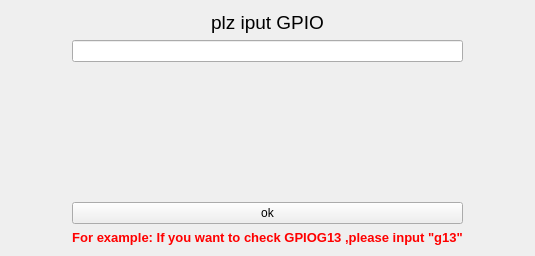
Qt form qt/t507/gpio.ui (jizizihe/baijie_demo) before a commit.
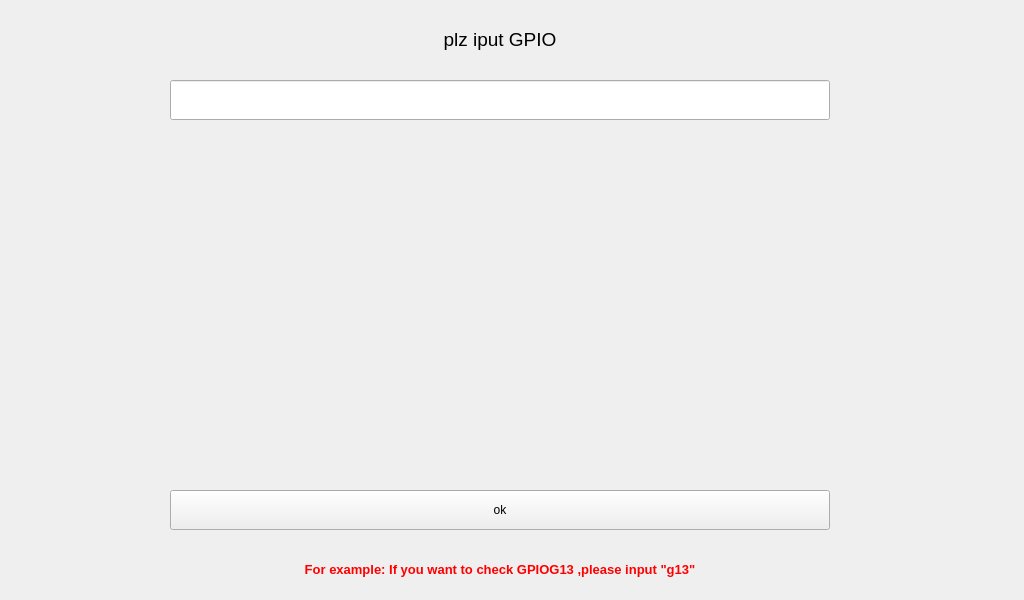
The same form after that commit.

Patch:
```diff
--- a/qt/t507/gpio.ui
+++ b/qt/t507/gpio.ui
@@ -6,95 +6,486 @@
    <rect>
     <x>0</x>
     <y>0</y>
-    <width>535</width>
-    <height>256</height>
+    <width>1024</width>
+    <height>600</height>
    </rect>
   </property>
   <property name="windowTitle">
    <string>Form</string>
   </property>
-  <layout class="QGridLayout" name="gridLayout">
-   <item row="1" column="1">
-    <widget class="QLineEdit" name="lineedit1_1">
-     <property name="text">
-      <string/>
-     </property>
-    </widget>
-   </item>
-   <item row="0" column="1">
-    <widget class="QLabel" name="label">
-     <property name="text">
-      <string>&lt;html&gt;&lt;head/&gt;&lt;body&gt;&lt;p align=&quot;center&quot;&gt;&lt;span style=&quot; font-size:14pt;&quot;&gt;plz iput GPIO&lt;/span&gt;&lt;/p&gt;&lt;/body&gt;&lt;/html&gt;</string>
-     </property>
-    </widget>
-   </item>
-   <item row="1" column="2">
-    <spacer name="horizontalSpacer_2">
-     <property name="orientation">
-      <enum>Qt::Horizontal</enum>
-     </property>
-     <property name="sizeHint" stdset="0">
-      <size>
-       <width>40</width>
-       <height>20</height>
-      </size>
-     </property>
-    </spacer>
-   </item>
-   <item row="5" column="1">
-    <widget class="QLabel" name="label_2">
-     <property name="text">
-      <string>&lt;html&gt;&lt;head/&gt;&lt;body&gt;&lt;p align=&quot;center&quot;&gt;&lt;span style=&quot; font-size:10pt; font-weight:600; color:#ff0000;&quot;&gt;For example: If you want to check GPIOG13 ,please input &amp;quot;g13&amp;quot;&lt;/span&gt;&lt;/p&gt;&lt;/body&gt;&lt;/html&gt;</string>
-     </property>
-    </widget>
-   </item>
-   <item row="4" column="1">
-    <widget class="QPushButton" name="pushButton">
-     <property name="text">
-      <string>ok</string>
-     </property>
-    </widget>
-   </item>
-   <item row="2" column="1">
-    <spacer name="verticalSpacer_2">
-     <property name="orientation">
-      <enum>Qt::Vertical</enum>
-     </property>
-     <property name="sizeHint" stdset="0">
-      <size>
-       <width>20</width>
-       <height>40</height>
-      </size>
-     </property>
-    </spacer>
-   </item>
-   <item row="3" column="1">
-    <spacer name="verticalSpacer_3">
-     <property name="orientation">
-      <enum>Qt::Vertical</enum>
-     </property>
-     <property name="sizeHint" stdset="0">
-      <size>
-       <width>20</width>
-       <height>40</height>
-      </size>
-     </property>
-    </spacer>
-   </item>
-   <item row="1" column="0">
-    <spacer name="horizontalSpacer">
-     <property name="orientation">
-      <enum>Qt::Horizontal</enum>
-     </property>
-     <property name="sizeHint" stdset="0">
-      <size>
-       <width>40</width>
-       <height>20</height>
-      </size>
-     </property>
-    </spacer>
-   </item>
-  </layout>
+  <widget class="QLineEdit" name="lineedit1_1">
+   <property name="geometry">
+    <rect>
+     <x>170</x>
+     <y>80</y>
+     <width>660</width>
+     <height>40</height>
+    </rect>
+   </property>
+   <property name="text">
+    <string/>
+   </property>
+  </widget>
+  <widget class="QLabel" name="label">
+   <property name="geometry">
+    <rect>
+     <x>170</x>
+     <y>20</y>
+     <width>660</width>
+     <height>40</height>
+    </rect>
+   </property>
+   <property name="text">
+    <string>&lt;html&gt;&lt;head/&gt;&lt;body&gt;&lt;p align=&quot;center&quot;&gt;&lt;span style=&quot; font-size:14pt;&quot;&gt;plz iput GPIO&lt;/span&gt;&lt;/p&gt;&lt;/body&gt;&lt;/html&gt;</string>
+   </property>
+   <property name="alignment">
+    <set>Qt::AlignCenter</set>
+   </property>
+  </widget>
+  <widget class="QLabel" name="label_2">
+   <property name="geometry">
+    <rect>
+     <x>170</x>
+     <y>550</y>
+     <width>660</width>
+     <height>40</height>
+    </rect>
+   </property>
+   <property name="palette">
+    <palette>
+     <active>
+      <colorrole role="WindowText">
+       <brush brushstyle="SolidPattern">
+        <color alpha="255">
+         <red>0</red>
+         <green>0</green>
+         <blue>0</blue>
+        </color>
+       </brush>
+      </colorrole>
+      <colorrole role="Button">
+       <brush brushstyle="SolidPattern">
+        <color alpha="255">
+         <red>239</red>
+         <green>41</green>
+         <blue>41</blue>
+        </color>
+       </brush>
+      </colorrole>
+      <colorrole role="Light">
+       <brush brushstyle="SolidPattern">
+        <color alpha="255">
+         <red>255</red>
+         <green>147</green>
+         <blue>147</blue>
+        </color>
+       </brush>
+      </colorrole>
+      <colorrole role="Midlight">
+       <brush brushstyle="SolidPattern">
+        <color alpha="255">
+         <red>247</red>
+         <green>94</green>
+         <blue>94</blue>
+        </color>
+       </brush>
+      </colorrole>
+      <colorrole role="Dark">
+       <brush brushstyle="SolidPattern">
+        <color alpha="255">
+         <red>119</red>
+         <green>20</green>
+         <blue>20</blue>
+        </color>
+       </brush>
+      </colorrole>
+      <colorrole role="Mid">
+       <brush brushstyle="SolidPattern">
+        <color alpha="255">
+         <red>159</red>
+         <green>27</green>
+         <blue>27</blue>
+        </color>
+       </brush>
+      </colorrole>
+      <colorrole role="Text">
+       <brush brushstyle="SolidPattern">
+        <color alpha="255">
+         <red>0</red>
+         <green>0</green>
+         <blue>0</blue>
+        </color>
+       </brush>
+      </colorrole>
+      <colorrole role="BrightText">
+       <brush brushstyle="SolidPattern">
+        <color alpha="255">
+         <red>255</red>
+         <green>255</green>
+         <blue>255</blue>
+        </color>
+       </brush>
+      </colorrole>
+      <colorrole role="ButtonText">
+       <brush brushstyle="SolidPattern">
+        <color alpha="255">
+         <red>0</red>
+         <green>0</green>
+         <blue>0</blue>
+        </color>
+       </brush>
+      </colorrole>
+      <colorrole role="Base">
+       <brush brushstyle="SolidPattern">
+        <color alpha="255">
+         <red>255</red>
+         <green>255</green>
+         <blue>255</blue>
+        </color>
+       </brush>
+      </colorrole>
+      <colorrole role="Window">
+       <brush brushstyle="SolidPattern">
+        <color alpha="255">
+         <red>239</red>
+         <green>41</green>
+         <blue>41</blue>
+        </color>
+       </brush>
+      </colorrole>
+      <colorrole role="Shadow">
+       <brush brushstyle="SolidPattern">
+        <color alpha="255">
+         <red>0</red>
+         <green>0</green>
+         <blue>0</blue>
+        </color>
+       </brush>
+      </colorrole>
+      <colorrole role="AlternateBase">
+       <brush brushstyle="SolidPattern">
+        <color alpha="255">
+         <red>247</red>
+         <green>148</green>
+         <blue>148</blue>
+        </color>
+       </brush>
+      </colorrole>
+      <colorrole role="ToolTipBase">
+       <brush brushstyle="SolidPattern">
+        <color alpha="255">
+         <red>255</red>
+         <green>255</green>
+         <blue>220</blue>
+        </color>
+       </brush>
+      </colorrole>
+      <colorrole role="ToolTipText">
+       <brush brushstyle="SolidPattern">
+        <color alpha="255">
+         <red>0</red>
+         <green>0</green>
+         <blue>0</blue>
+        </color>
+       </brush>
+      </colorrole>
+     </active>
+     <inactive>
+      <colorrole role="WindowText">
+       <brush brushstyle="SolidPattern">
+        <color alpha="255">
+         <red>0</red>
+         <green>0</green>
+         <blue>0</blue>
+        </color>
+       </brush>
+      </colorrole>
+      <colorrole role="Button">
+       <brush brushstyle="SolidPattern">
+        <color alpha="255">
+         <red>239</red>
+         <green>41</green>
+         <blue>41</blue>
+        </color>
+       </brush>
+      </colorrole>
+      <colorrole role="Light">
+       <brush brushstyle="SolidPattern">
+        <color alpha="255">
+         <red>255</red>
+         <green>147</green>
+         <blue>147</blue>
+        </color>
+       </brush>
+      </colorrole>
+      <colorrole role="Midlight">
+       <brush brushstyle="SolidPattern">
+        <color alpha="255">
+         <red>247</red>
+         <green>94</green>
+         <blue>94</blue>
+        </color>
+       </brush>
+      </colorrole>
+      <colorrole role="Dark">
+       <brush brushstyle="SolidPattern">
+        <color alpha="255">
+         <red>119</red>
+         <green>20</green>
+         <blue>20</blue>
+        </color>
+       </brush>
+      </colorrole>
+      <colorrole role="Mid">
+       <brush brushstyle="SolidPattern">
+        <color alpha="255">
+         <red>159</red>
+         <green>27</green>
+         <blue>27</blue>
+        </color>
+       </brush>
+      </colorrole>
+      <colorrole role="Text">
+       <brush brushstyle="SolidPattern">
+        <color alpha="255">
+         <red>0</red>
+         <green>0</green>
+         <blue>0</blue>
+        </color>
+       </brush>
+      </colorrole>
+      <colorrole role="BrightText">
+       <brush brushstyle="SolidPattern">
+        <color alpha="255">
+         <red>255</red>
+         <green>255</green>
+         <blue>255</blue>
+        </color>
+       </brush>
+      </colorrole>
+      <colorrole role="ButtonText">
+       <brush brushstyle="SolidPattern">
+        <color alpha="255">
+         <red>0</red>
+         <green>0</green>
+         <blue>0</blue>
+        </color>
+       </brush>
+      </colorrole>
+      <colorrole role="Base">
+       <brush brushstyle="SolidPattern">
+        <color alpha="255">
+         <red>255</red>
+         <green>255</green>
+         <blue>255</blue>
+        </color>
+       </brush>
+      </colorrole>
+      <colorrole role="Window">
+       <brush brushstyle="SolidPattern">
+        <color alpha="255">
+         <red>239</red>
+         <green>41</green>
+         <blue>41</blue>
+        </color>
+       </brush>
+      </colorrole>
+      <colorrole role="Shadow">
+       <brush brushstyle="SolidPattern">
+        <color alpha="255">
+         <red>0</red>
+         <green>0</green>
+         <blue>0</blue>
+        </color>
+       </brush>
+      </colorrole>
+      <colorrole role="AlternateBase">
+       <brush brushstyle="SolidPattern">
+        <color alpha="255">
+         <red>247</red>
+         <green>148</green>
+         <blue>148</blue>
+        </color>
+       </brush>
+      </colorrole>
+      <colorrole role="ToolTipBase">
+       <brush brushstyle="SolidPattern">
+        <color alpha="255">
+         <red>255</red>
+         <green>255</green>
+         <blue>220</blue>
+        </color>
+       </brush>
+      </colorrole>
+      <colorrole role="ToolTipText">
+       <brush brushstyle="SolidPattern">
+        <color alpha="255">
+         <red>0</red>
+         <green>0</green>
+         <blue>0</blue>
+        </color>
+       </brush>
+      </colorrole>
+     </inactive>
+     <disabled>
+      <colorrole role="WindowText">
+       <brush brushstyle="SolidPattern">
+        <color alpha="255">
+         <red>119</red>
+         <green>20</green>
+         <blue>20</blue>
+        </color>
+       </brush>
+      </colorrole>
+      <colorrole role="Button">
+       <brush brushstyle="SolidPattern">
+        <color alpha="255">
+         <red>239</red>
+         <green>41</green>
+         <blue>41</blue>
+        </color>
+       </brush>
+      </colorrole>
+      <colorrole role="Light">
+       <brush brushstyle="SolidPattern">
+        <color alpha="255">
+         <red>255</red>
+         <green>147</green>
+         <blue>147</blue>
+        </color>
+       </brush>
+      </colorrole>
+      <colorrole role="Midlight">
+       <brush brushstyle="SolidPattern">
+        <color alpha="255">
+         <red>247</red>
+         <green>94</green>
+         <blue>94</blue>
+        </color>
+       </brush>
+      </colorrole>
+      <colorrole role="Dark">
+       <brush brushstyle="SolidPattern">
+        <color alpha="255">
+         <red>119</red>
+         <green>20</green>
+         <blue>20</blue>
+        </color>
+       </brush>
+      </colorrole>
+      <colorrole role="Mid">
+       <brush brushstyle="SolidPattern">
+        <color alpha="255">
+         <red>159</red>
+         <green>27</green>
+         <blue>27</blue>
+        </color>
+       </brush>
+      </colorrole>
+      <colorrole role="Text">
+       <brush brushstyle="SolidPattern">
+        <color alpha="255">
+         <red>119</red>
+         <green>20</green>
+         <blue>20</blue>
+        </color>
+       </brush>
+      </colorrole>
+      <colorrole role="BrightText">
+       <brush brushstyle="SolidPattern">
+        <color alpha="255">
+         <red>255</red>
+         <green>255</green>
+         <blue>255</blue>
+        </color>
+       </brush>
+      </colorrole>
+      <colorrole role="ButtonText">
+       <brush brushstyle="SolidPattern">
+        <color alpha="255">
+         <red>119</red>
+         <green>20</green>
+         <blue>20</blue>
+        </color>
+       </brush>
+      </colorrole>
+      <colorrole role="Base">
+       <brush brushstyle="SolidPattern">
+        <color alpha="255">
+         <red>239</red>
+         <green>41</green>
+         <blue>41</blue>
+        </color>
+       </brush>
+      </colorrole>
+      <colorrole role="Window">
+       <brush brushstyle="SolidPattern">
+        <color alpha="255">
+         <red>239</red>
+         <green>41</green>
+         <blue>41</blue>
+        </color>
+       </brush>
+      </colorrole>
+      <colorrole role="Shadow">
+       <brush brushstyle="SolidPattern">
+        <color alpha="255">
+         <red>0</red>
+         <green>0</green>
+         <blue>0</blue>
+        </color>
+       </brush>
+      </colorrole>
+      <colorrole role="AlternateBase">
+       <brush brushstyle="SolidPattern">
+        <color alpha="255">
+         <red>239</red>
+         <green>41</green>
+         <blue>41</blue>
+        </color>
+       </brush>
+      </colorrole>
+      <colorrole role="ToolTipBase">
+       <brush brushstyle="SolidPattern">
+        <color alpha="255">
+         <red>255</red>
+         <green>255</green>
+         <blue>220</blue>
+        </color>
+       </brush>
+      </colorrole>
+      <colorrole role="ToolTipText">
+       <brush brushstyle="SolidPattern">
+        <color alpha="255">
+         <red>0</red>
+         <green>0</green>
+         <blue>0</blue>
+        </color>
+       </brush>
+      </colorrole>
+     </disabled>
+    </palette>
+   </property>
+   <property name="text">
+    <string>&lt;html&gt;&lt;head/&gt;&lt;body&gt;&lt;p align=&quot;center&quot;&gt;&lt;span style=&quot; font-size:10pt; font-weight:600; color:#ff0000;&quot;&gt;For example: If you want to check GPIOG13 ,please input &amp;quot;g13&amp;quot;&lt;/span&gt;&lt;/p&gt;&lt;/body&gt;&lt;/html&gt;</string>
+   </property>
+   <property name="alignment">
+    <set>Qt::AlignCenter</set>
+   </property>
+  </widget>
+  <widget class="QPushButton" name="pushButton">
+   <property name="geometry">
+    <rect>
+     <x>170</x>
+     <y>490</y>
+     <width>660</width>
+     <height>40</height>
+    </rect>
+   </property>
+   <property name="text">
+    <string>ok</string>
+   </property>
+  </widget>
  </widget>
  <resources/>
  <connections/>
```
